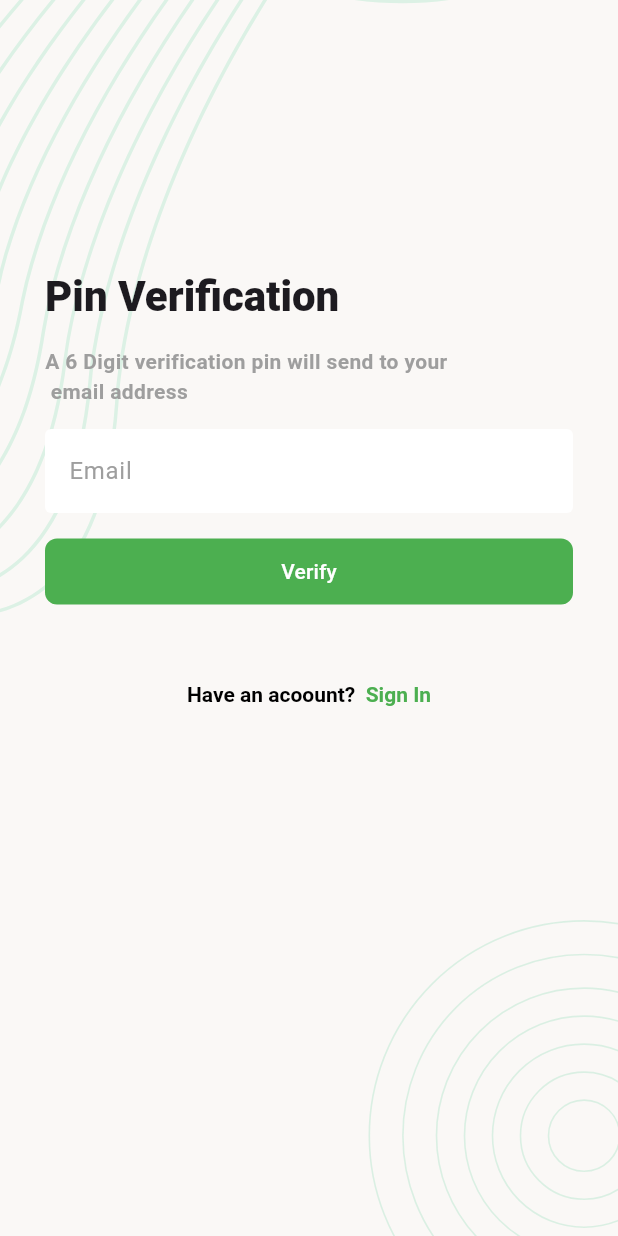
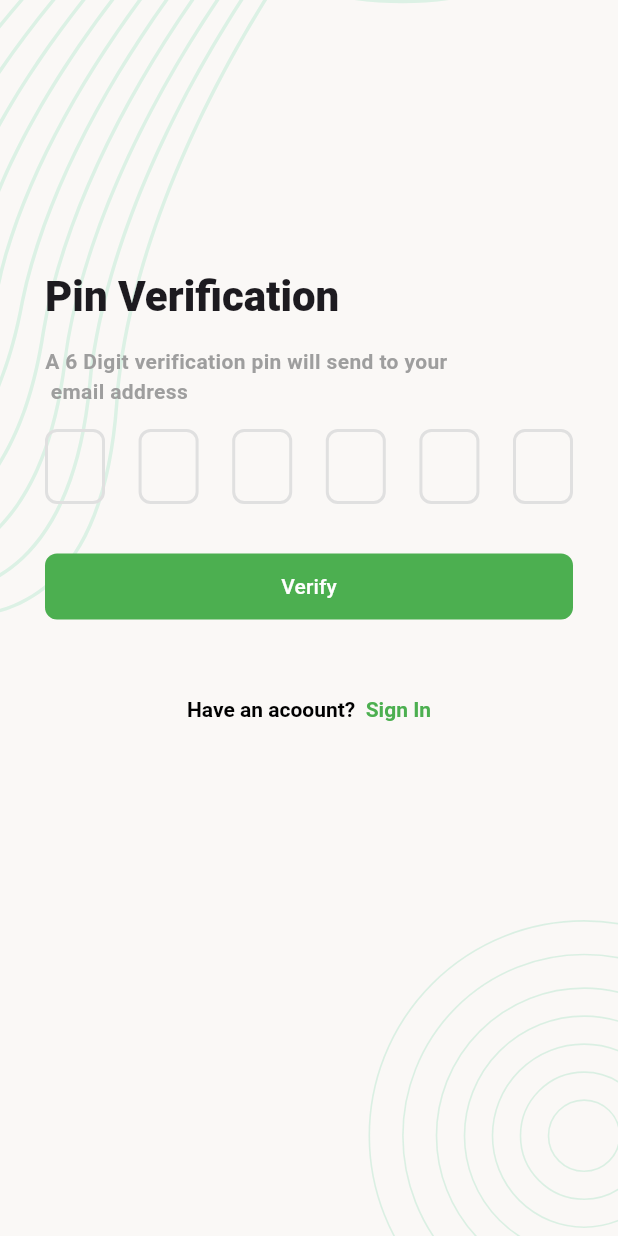
Before and after one commit to mdhasnat10/task_manager_by_ostad, a Flutter app: the Pin_Verify_Screen screen opened directly, on a phone screen of 412 x 824 dp. Run offline on Flutter 3.47's test engine with Material 3 defaults, Android fonts, the phone set to English and light mode, and no system bars; drawn by our look-alikes of pin_code_fields; our stand-ins replace device_preview, flutter_svg.

Commit message:
Pin code field updated

```diff
--- a/lib/screens/pin_verify.dart
+++ b/lib/screens/pin_verify.dart
@@ -4,6 +4,7 @@ import 'package:task_manager_by_ostad/screens/log_in_screen.dart';
 import 'package:task_manager_by_ostad/screens/set_password.dart';
 import 'package:task_manager_by_ostad/utils/app_colors.dart';
 import 'package:task_manager_by_ostad/widgets/screen_bg.dart';
+import 'package:pin_code_fields/pin_code_fields.dart';
 
 class Pin_Verify_Screen extends StatefulWidget {
   const Pin_Verify_Screen({super.key});
@@ -33,7 +34,25 @@ class _Pin_Verify_ScreenState extends State<Pin_Verify_Screen> {
                 style: TextStyle(color: Colors.grey, fontWeight: .w600),
               ),
               SizedBox(height: 15),
-              TextFormField(decoration: InputDecoration(hintText: 'Email')),
+              PinCodeTextField(
+                appContext: context,
+                length: 6,
+                obscureText: true,
+                animationType: AnimationType.fade,
+                keyboardType: TextInputType.number,
+                pinTheme: PinTheme(
+                  fieldWidth: 40,
+                  fieldHeight: 50,
+                  activeFillColor: Colors.white,
+                  inactiveFillColor: Colors.white,
+                  inactiveColor: Colors.grey.shade300,
+                  selectedColor: AppColors.Pcolor,
+
+                  shape: PinCodeFieldShape.box,
+                  borderRadius: BorderRadius.circular(8)
+                ),
+                backgroundColor: Colors.transparent,
+                ),
               SizedBox(height: 15),
               FilledButton(
                 onPressed: () {
--- a/lib/screens/set_password.dart
+++ b/lib/screens/set_password.dart
@@ -26,9 +26,9 @@ class _Set_Password_ScreenState extends State<Set_Password_Screen> {
                 'Set Password',
                 style: Theme.of(context).textTheme.titleLarge,
               ),
-              SizedBox(height: 15),
+              SizedBox(height: 10),
               Text(
-                'Minimum length password 8 character with \n Latter and number combination',
+                'Minimum length password 8 character with\n Latter and number combination',
                 style: TextStyle(color: Colors.grey, fontWeight: .w600),
               ),
               SizedBox(height: 15),
--- a/pubspec.yaml
+++ b/pubspec.yaml
@@ -36,6 +36,7 @@ dependencies:
   cupertino_icons: ^1.0.8
   device_preview: ^1.3.1
   flutter_svg: ^2.2.4
+  pin_code_fields: ^8.0.1
 
 
 
```
Also changed, not shown: pubspec.lock.
